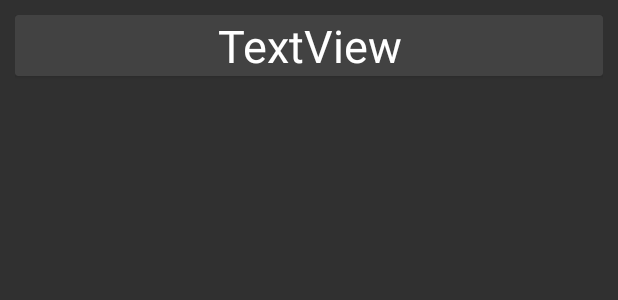
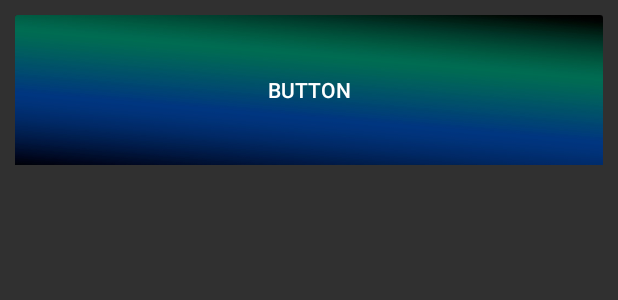
Before and after one commit to clautvald/ReproductorMusica, an Android app: the layout genero.xml on its own in the app's theme, with its tools: preview values and no code run, on a phone screen of 412 x 824 dp. Shown: the top 300 px of the screen. Run offline under Robolectric (Android 15) with nearby library versions, the phone set to English and light mode, and no system bars; network calls fail.

Commit message:
generos2

```diff
--- a/Reproductor_Musica/app/src/main/java/com/example/tecsup/reproductor_musica/Generos.java
+++ b/Reproductor_Musica/app/src/main/java/com/example/tecsup/reproductor_musica/Generos.java
@@ -37,7 +37,7 @@ public class Generos extends AppCompatActivity {
         super.onCreate(savedInstanceState);
         setContentView(R.layout.activity_generos);
         recyclerView = findViewById(R.id.rv_mostarGenero);
-        recyclerView.setLayoutManager(new GridLayoutManager(this,2));
+        recyclerView.setLayoutManager(new GridLayoutManager(this,3));
 
         ExtraerJSON("a");
     }
@@ -99,7 +99,7 @@ public class Generos extends AppCompatActivity {
                 Map<String, String>  params = new HashMap<String, String>();
                 params.put("Accept", "application/json");
                 params.put("Content-Type", "application/json");
-                params.put("Authorization", "Bearer BQCw4j4SSzz3IDI2UDwh2zd9jIqsxgFM-ambXNiJLywhh0Xg8_FZMYm1bVVjyK52ES2r9G9GBb5Wbac3O92RhAI91hbmQ8xW9El5UpQxW6EFxmoID4kWcxWkZglEQKakeyea8-NOaKQGMhc75pOLu9UupQ");
+                params.put("Authorization", "Bearer BQBH5wiSD5Bp00j-lnRvc55ykGfXkGOChSUrDjkwXx0kc27EK-KOr_xIobPdVdsq0_gQuXhYkQ6hRBnngYxF3nd0gH3G0tFxXCJxPN9DisINse0X0bY9lY86XmPAWEcqSuYAitp_judrxGf7UYyg-yjn-w");
 
                 return params;
             }
--- a/Reproductor_Musica/app/src/main/res/layout/activity_generos.xml
+++ b/Reproductor_Musica/app/src/main/res/layout/activity_generos.xml
@@ -5,7 +5,7 @@
     android:layout_width="match_parent"
     android:layout_height="match_parent"
     android:background="#000000"
-    android:padding="20dp"
+    android:padding="10dp"
     tools:context=".Generos">
     <android.support.v7.widget.RecyclerView
         android:id="@+id/rv_mostarGenero"
@@ -14,8 +14,8 @@
         android:layout_alignParentStart="true"
         android:layout_alignParentTop="true"
         android:layout_alignParentEnd="true"
-        android:layout_marginStart="10dp"
-        android:layout_marginTop="10dp"
+        android:layout_marginStart="5dp"
+        android:layout_marginTop="5dp"
         android:layout_marginEnd="10dp">
 
     </android.support.v7.widget.RecyclerView>
--- a/Reproductor_Musica/app/src/main/res/layout/genero.xml
+++ b/Reproductor_Musica/app/src/main/res/layout/genero.xml
@@ -1,5 +1,7 @@
 <?xml version="1.0" encoding="utf-8"?>
 <LinearLayout xmlns:android="http://schemas.android.com/apk/res/android"
+    xmlns:app="http://schemas.android.com/apk/res-auto"
+    xmlns:tools="http://schemas.android.com/tools"
     android:orientation="vertical"
     android:layout_width="match_parent"
     android:layout_marginTop="10dp"
@@ -11,15 +13,14 @@
     <android.support.v7.widget.CardView
         android:layout_gravity="center"
         android:layout_width="match_parent"
-        android:layout_height="wrap_content">
+        android:layout_height="300dp">
 
-        <TextView
+        <Button
             android:id="@+id/txt_genero"
             android:layout_width="match_parent"
-            android:layout_height="wrap_content"
-            android:text="TextView"
-            android:textAlignment="center"
-            android:textColor="#fff"
-            android:textSize="30dp" />
+            android:layout_height="100dp"
+            android:background="@drawable/fondo"
+            android:text="Button" />
+
     </android.support.v7.widget.CardView>
 </LinearLayout>
```
Also changed, not shown: Reproductor_Musica/app/src/main/java/com/example/tecsup/reproductor_musica/Genero_Adaptador.java (+16 -3 lines), Reproductor_Musica/app/src/main/res/layout/activity_listas_genero.xml (+13 -2 lines), 1 other file.
